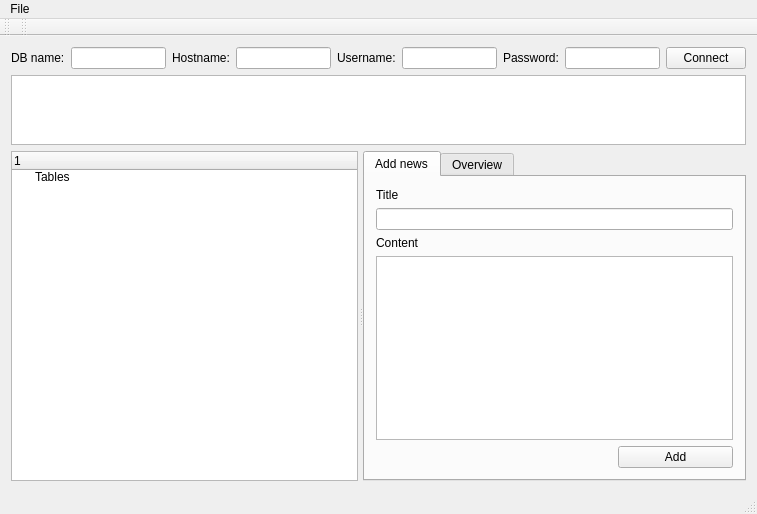
Before: the Qt Designer form mainwindow.ui in TmCrafz/Database_web_manager, drawn with Qt 5.
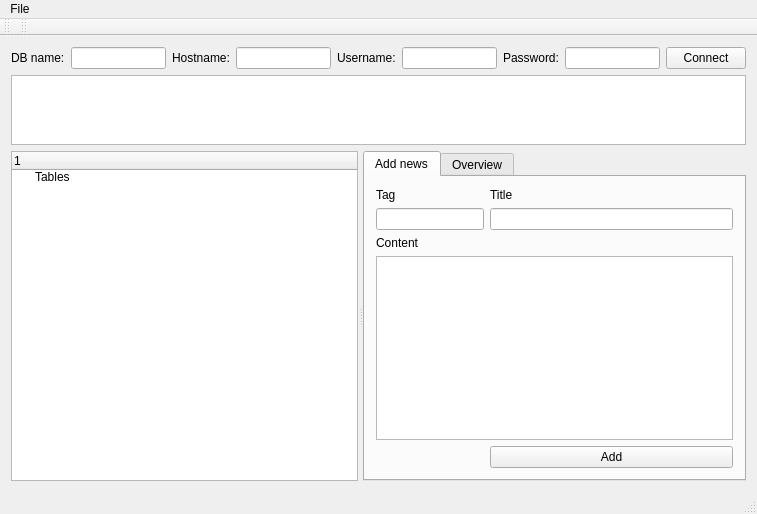
After: the same form once the commit is applied. The open tabs and pages were chosen to show the change.

Commit message: Added a "Tag" input for the quick add, and edit the method for the new table format.

```diff
--- a/mainwindow.ui
+++ b/mainwindow.ui
@@ -137,6 +137,12 @@
         <layout class="QVBoxLayout" name="verticalLayout_3">
          <item>
           <layout class="QGridLayout" name="gridLayout">
+           <item row="1" column="0" colspan="2">
+            <widget class="QLineEdit" name="lineEdTagFc"/>
+           </item>
+           <item row="1" column="2">
+            <widget class="QLineEdit" name="lineEdTitleFc"/>
+           </item>
            <item row="3" column="0" colspan="3">
             <widget class="QPlainTextEdit" name="plainTextEdContentFc"/>
            </item>
@@ -147,13 +153,6 @@
              </property>
             </widget>
            </item>
-           <item row="0" column="0">
-            <widget class="QLabel" name="labelTitleFc">
-             <property name="text">
-              <string>Title</string>
-             </property>
-            </widget>
-           </item>
            <item row="2" column="0">
             <widget class="QLabel" name="labelContentFc">
              <property name="text">
@@ -161,9 +160,6 @@
              </property>
             </widget>
            </item>
-           <item row="1" column="0" colspan="3">
-            <widget class="QLineEdit" name="lineEdTitleFc"/>
-           </item>
            <item row="4" column="0" colspan="2">
             <spacer name="horizontalSpacer">
              <property name="orientation">
@@ -177,6 +173,20 @@
              </property>
             </spacer>
            </item>
+           <item row="0" column="2">
+            <widget class="QLabel" name="labelTitleFc">
+             <property name="text">
+              <string>Title</string>
+             </property>
+            </widget>
+           </item>
+           <item row="0" column="0">
+            <widget class="QLabel" name="labelTag">
+             <property name="text">
+              <string>Tag</string>
+             </property>
+            </widget>
+           </item>
           </layout>
          </item>
         </layout>
```
Left out of the diff: 2 changed lines with no effect on the pictures. The commit also changes 1 other file.
